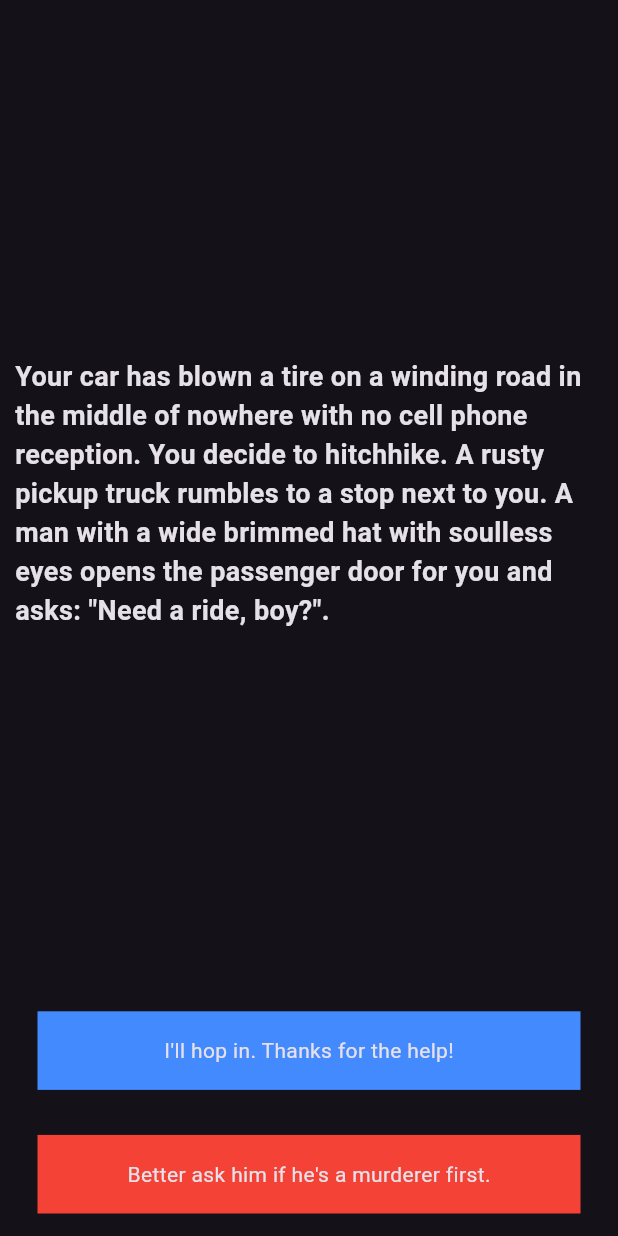
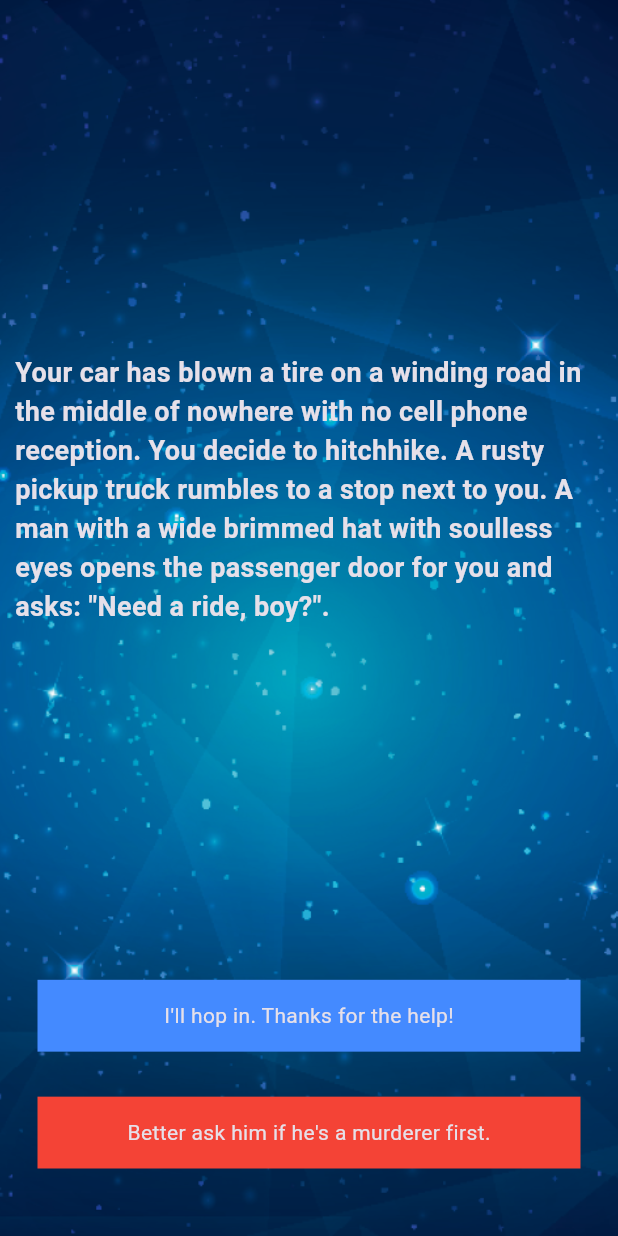
Before and after one commit to GomgomSW/destini, a Flutter app: the screen it shows after launch, on a phone screen of 412 x 824 dp. Run offline on Flutter 3.47's test engine with Material 3 defaults, Android fonts, the phone set to English and light mode, and no system bars.

Commit message:
Updated Version

```diff
--- a/lib/class/story.dart
+++ b/lib/class/story.dart
@@ -11,7 +11,7 @@ class Story {
     required this.story_title,
     required this.choose_text_1,
     required this.choose_text_2,
+
     // this.choose_input_1,
-    // this.choose_input_2
   });
 }
--- a/lib/main.dart
+++ b/lib/main.dart
@@ -18,9 +18,15 @@ class _MyAppState extends State<MyApp> {
     return MaterialApp(
       theme: ThemeData.dark(),
       home: Scaffold(
-        body: SafeArea(
+        body: DecoratedBox(
+          decoration: BoxDecoration(
+            image: DecorationImage(
+              image: AssetImage('images/background.png'),
+              fit: BoxFit.cover,
+            ),
+          ),
           child: Padding(
-            padding: EdgeInsets.symmetric(horizontal: 10),
+            padding: EdgeInsets.fromLTRB(10, 15, 10, 30),
             child: HomeScreen(),
           ),
         ),
--- a/pubspec.yaml
+++ b/pubspec.yaml
@@ -59,7 +59,7 @@ flutter:
 
   # To add assets to your application, add an assets section, like this:
   assets:
-    - images/
+    - images/background.png
   #   - images/a_dot_ham.jpeg
 
   # An image asset can refer to one or more resolution-specific "variants", see
```
